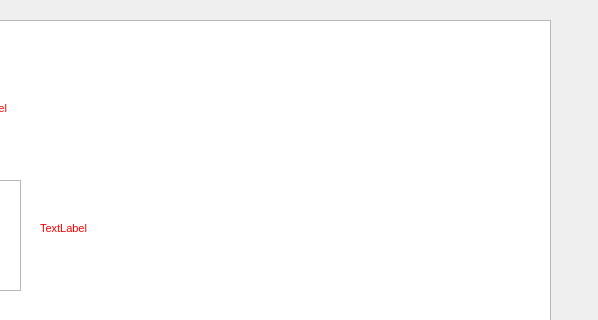
This is app/ui/create_monument_window.ui in reisenbest/PPK_ARCHEOMAP as Qt 5 draws it before an edit; both pictures show x 490 to 1088 and y 0 to 320 of the 1088 by 848 pixel window. The edited form follows.
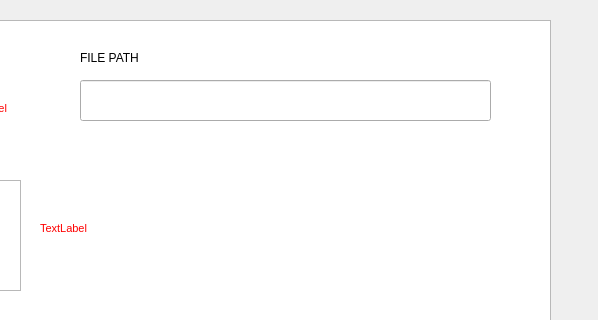
This is the edited form.

Commit message: auto create and del directory in data_storage then create or del monument and view files and create feature

Diff of the .ui file:
```diff
--- a/app/ui/create_monument_window.ui
+++ b/app/ui/create_monument_window.ui
@@ -253,6 +253,32 @@
     <string>COORDINATE NOTE</string>
    </property>
   </widget>
+  <widget class="QLineEdit" name="filePathInsert">
+   <property name="geometry">
+    <rect>
+     <x>570</x>
+     <y>80</y>
+     <width>411</width>
+     <height>41</height>
+    </rect>
+   </property>
+   <property name="placeholderText">
+    <string/>
+   </property>
+  </widget>
+  <widget class="QLabel" name="file_path_label">
+   <property name="geometry">
+    <rect>
+     <x>570</x>
+     <y>50</y>
+     <width>301</width>
+     <height>16</height>
+    </rect>
+   </property>
+   <property name="text">
+    <string>FILE PATH</string>
+   </property>
+  </widget>
  </widget>
  <resources/>
  <connections/>
```
The commit also changes 13 other files.
